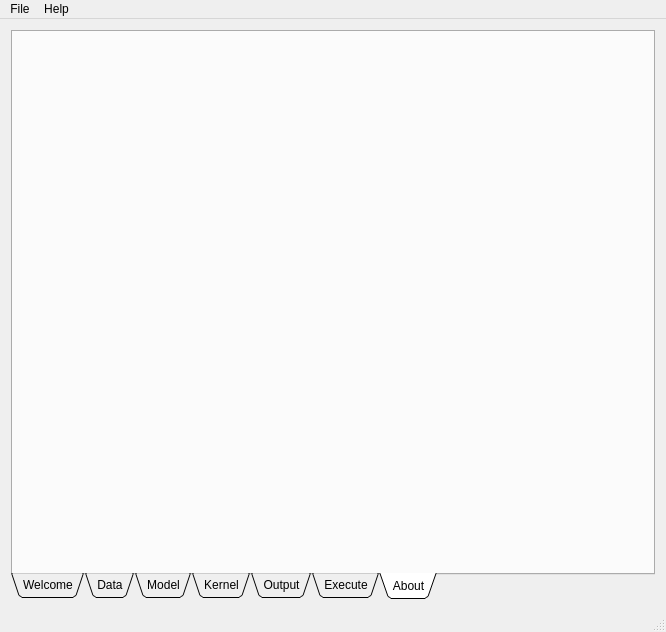
First picture: the form in Qt/mainwindow.ui, repository Anders1232/GWR_BR, before the edit.
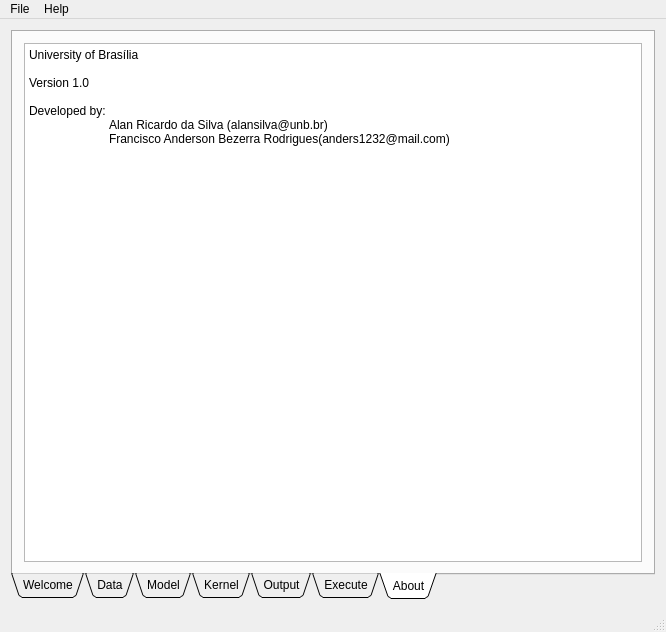
Second picture: the form after the edit. The open tabs and pages were chosen to show the change. Icons and pictures are not drawn.

Commit message: Feito uma série de adições na interface gráfica, principalmente na aba de kernel

Diff of the .ui file:
```diff
--- a/Qt/mainwindow.ui
+++ b/Qt/mainwindow.ui
@@ -1261,6 +1261,27 @@
        <attribute name="title">
         <string>About</string>
        </attribute>
+       <layout class="QVBoxLayout" name="verticalLayout_19">
+        <item>
+         <widget class="QPlainTextEdit" name="plainTextEdit">
+          <property name="readOnly">
+           <bool>true</bool>
+          </property>
+          <property name="plainText">
+           <string>University of Brasília
+
+Version 1.0
+
+Developed by:
+	Alan Ricardo da Silva (alansilva@unb.br)
+	Francisco Anderson Bezerra Rodrigues(anders1232@mail.com)</string>
+          </property>
+          <property name="textInteractionFlags">
+           <set>Qt::NoTextInteraction</set>
+          </property>
+         </widget>
+        </item>
+       </layout>
       </widget>
      </widget>
     </item>
```
Left out of the diff: 24 changed lines with no effect on the pictures. The commit also changes 6 other files.
